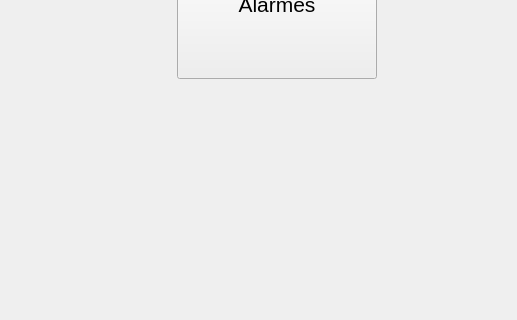
This is LDFV2/interface/form_mainmenuH.ui in Masipack/LDV as Qt 5 draws it before an edit; both pictures show x 0 to 517 and y 247 to 567 of the 1280 by 700 pixel window. The edited form follows.
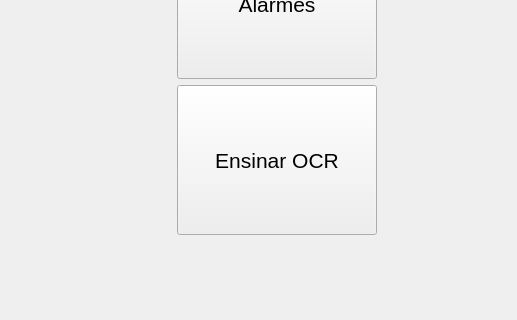
This is the edited form. Icons and pictures are not drawn. Custom widgets are drawn as their Qt base class.

Patch:
```diff
--- a/LDFV2/interface/form_mainmenuH.ui
+++ b/LDFV2/interface/form_mainmenuH.ui
@@ -356,6 +356,48 @@
         </property>
        </widget>
       </item>
+      <item row="2" column="0">
+       <widget class="ButtonBeR" name="btn_learning">
+        <property name="minimumSize">
+         <size>
+          <width>200</width>
+          <height>150</height>
+         </size>
+        </property>
+        <property name="font">
+         <font>
+          <pointsize>16</pointsize>
+         </font>
+        </property>
+        <property name="autoFillBackground">
+         <bool>true</bool>
+        </property>
+        <property name="text">
+         <string>Ensinar OCR</string>
+        </property>
+        <property name="icon">
+         <iconset resource="../res/icons.qrc">
+          <normaloff>:/icons/book-alt-2.png</normaloff>:/icons/book-alt-2.png</iconset>
+        </property>
+        <property name="iconSize">
+         <size>
+          <width>32</width>
+          <height>32</height>
+         </size>
+        </property>
+        <property name="bgIcon">
+         <iconset resource="../res/icons.qrc">
+          <normaloff>:/icons/bt-blank.png</normaloff>
+          <normalon>:/icons/bt-blank_pressed.png</normalon>:/icons/bt-blank.png</iconset>
+        </property>
+        <property name="bgIconSize">
+         <size>
+          <width>100</width>
+          <height>100</height>
+         </size>
+        </property>
+       </widget>
+      </item>
      </layout>
     </widget>
    </item>
```
